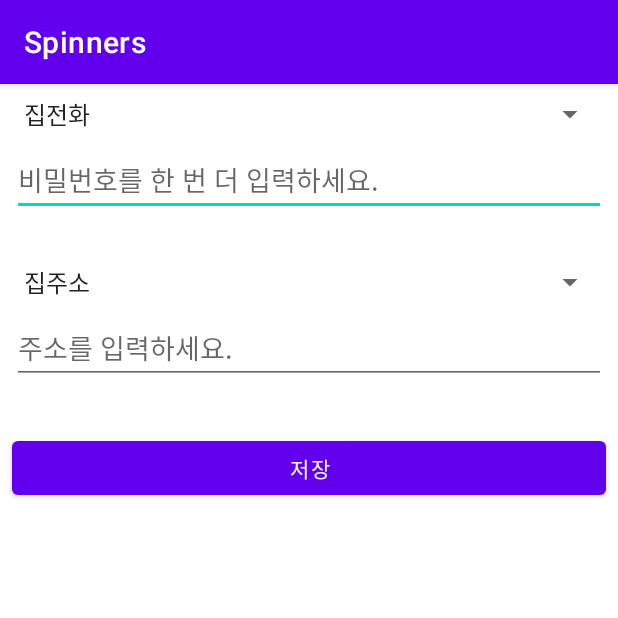
After one commit to ekdms3868/E02Views, an Android app: the SpinnersActivity screen opened directly, with no data from a screen before it, on a phone screen of 412 x 824 dp, the top half of it. The commit adds this screen. Run offline under Robolectric (Android 15) with nearby library versions, the phone set to English and light mode, and no system bars.

Commit message:
SpinnersActivity

```diff
--- a/app/src/main/AndroidManifest.xml
+++ b/app/src/main/AndroidManifest.xml
@@ -1,6 +1,7 @@
 <?xml version="1.0" encoding="utf-8"?>
 <manifest xmlns:android="http://schemas.android.com/apk/res/android"
     package="net.skhu">
+
     <application
         android:allowBackup="true"
         android:icon="@mipmap/ic_launcher"
@@ -8,6 +9,7 @@
         android:roundIcon="@mipmap/ic_launcher_round"
         android:supportsRtl="true"
         android:theme="@style/Theme.E02Views">
+        <activity android:name=".SpinnersActivity" android:label="@string/action_spinners"></activity>
         <activity
             android:name=".CheckboxesActivity"
             android:label="@string/action_checkboxes" />
@@ -23,8 +25,10 @@
         <activity android:name=".MainActivity">
             <intent-filter>
                 <action android:name="android.intent.action.MAIN" />
+
                 <category android:name="android.intent.category.LAUNCHER" />
             </intent-filter>
         </activity>
     </application>
+
 </manifest>
--- a/app/src/main/java/net/skhu/MainActivity.java
+++ b/app/src/main/java/net/skhu/MainActivity.java
@@ -34,6 +34,10 @@ public class MainActivity extends AppCompatActivity {
             Intent intent = new Intent(this, CheckboxesActivity.class);
             startActivity(intent);
             return true;
+        } else if (id == R.id.action_spinners) {
+            Intent intent = new Intent(this, SpinnersActivity.class);
+            startActivity(intent);
+            return true;
         }
         return super.onOptionsItemSelected(item);
     }
--- /dev/null
+++ b/app/src/main/java/net/skhu/SpinnersActivity.java
@@ -0,0 +1,44 @@
+package net.skhu;
+
+import androidx.appcompat.app.AppCompatActivity;
+import android.os.Bundle;
+import android.view.View;
+import android.widget.ArrayAdapter;
+import android.widget.Button;
+import android.widget.Spinner;
+import android.widget.Toast;
+
+public class SpinnersActivity extends AppCompatActivity {
+
+    @Override
+    protected void onCreate(Bundle savedInstanceState) {
+        super.onCreate(savedInstanceState);
+        setContentView(R.layout.activity_spinners);
+
+        String[] stringArray = { "집주소", "직장주소", "기타" };
+        ArrayAdapter<String> adapter =
+                new ArrayAdapter<String>(this, android.R.layout.simple_spinner_item, stringArray);
+        adapter.setDropDownViewResource(android.R.layout.simple_spinner_dropdown_item);
+        Spinner spinner = (Spinner) findViewById(R.id.spinner_addressType);
+        spinner.setAdapter(adapter);
+
+        View.OnClickListener listener1 = new View.OnClickListener() {
+            @Override
+            public void onClick(View view) {
+                Spinner spinner1 = (Spinner) findViewById(R.id.spinner_phoneType);
+                int index1 = spinner1.getSelectedItemPosition();
+                String text1 = spinner1.getSelectedItem().toString();
+
+                Spinner spinner2 = (Spinner) findViewById(R.id.spinner_addressType);
+                int index2 = spinner2.getSelectedItemPosition();
+                String text2 = spinner2.getSelectedItem().toString();
+
+                String s = String.format("전화:%s(%d)   주소:%s(%d)", text1, index1, text2, index2);
+                Toast.makeText(SpinnersActivity.this, s, Toast.LENGTH_SHORT).show();
+            }
+        };
+        Button button = (Button) findViewById(R.id.btnSave);
+        button.setOnClickListener(listener1);
+    }
+
+}
--- /dev/null
+++ b/app/src/main/res/layout/activity_spinners.xml
@@ -0,0 +1,81 @@
+<?xml version="1.0" encoding="utf-8"?>
+<androidx.constraintlayout.widget.ConstraintLayout xmlns:android="http://schemas.android.com/apk/res/android"
+    xmlns:app="http://schemas.android.com/apk/res-auto"
+    xmlns:tools="http://schemas.android.com/tools"
+    android:layout_width="match_parent"
+    android:layout_height="match_parent"
+    tools:context=".SpinnersActivity">
+
+    <Spinner
+        android:id="@+id/spinner_phoneType"
+        android:layout_width="0dp"
+        android:layout_height="wrap_content"
+        android:layout_marginStart="8dp"
+        android:layout_marginLeft="8dp"
+        android:layout_marginTop="8dp"
+        android:layout_marginEnd="8dp"
+        android:layout_marginRight="8dp"
+        android:entries="@array/phoneTypes"
+        app:layout_constraintEnd_toEndOf="parent"
+        app:layout_constraintStart_toStartOf="parent"
+        app:layout_constraintTop_toTopOf="parent" />
+
+    <EditText
+        android:id="@+id/editText_phone"
+        android:layout_width="0dp"
+        android:layout_height="wrap_content"
+        android:layout_marginStart="8dp"
+        android:layout_marginLeft="8dp"
+        android:layout_marginTop="8dp"
+        android:layout_marginEnd="8dp"
+        android:layout_marginRight="8dp"
+        android:ems="10"
+        android:hint="@string/input_password2"
+        android:inputType="phone"
+        app:layout_constraintEnd_toEndOf="parent"
+        app:layout_constraintStart_toStartOf="parent"
+        app:layout_constraintTop_toBottomOf="@+id/spinner_phoneType" />
+
+    <Spinner
+        android:id="@+id/spinner_addressType"
+        android:layout_width="0dp"
+        android:layout_height="wrap_content"
+        android:layout_marginStart="8dp"
+        android:layout_marginLeft="8dp"
+        android:layout_marginTop="32dp"
+        android:layout_marginEnd="8dp"
+        android:layout_marginRight="8dp"
+        app:layout_constraintEnd_toEndOf="parent"
+        app:layout_constraintStart_toStartOf="parent"
+        app:layout_constraintTop_toBottomOf="@+id/editText_phone" />
+
+    <EditText
+        android:id="@+id/editText_address"
+        android:layout_width="0dp"
+        android:layout_height="wrap_content"
+        android:layout_marginStart="8dp"
+        android:layout_marginLeft="8dp"
+        android:layout_marginTop="8dp"
+        android:layout_marginEnd="8dp"
+        android:layout_marginRight="8dp"
+        android:ems="10"
+        android:hint="@string/input_address"
+        android:inputType="text"
+        app:layout_constraintEnd_toEndOf="parent"
+        app:layout_constraintStart_toStartOf="parent"
+        app:layout_constraintTop_toBottomOf="@+id/spinner_addressType" />
+
+    <Button
+        android:id="@+id/btnSave"
+        android:layout_width="0dp"
+        android:layout_height="wrap_content"
+        android:layout_marginStart="8dp"
+        android:layout_marginLeft="8dp"
+        android:layout_marginTop="32dp"
+        android:layout_marginEnd="8dp"
+        android:layout_marginRight="8dp"
+        android:text="@string/save"
+        app:layout_constraintEnd_toEndOf="parent"
+        app:layout_constraintStart_toStartOf="parent"
+        app:layout_constraintTop_toBottomOf="@+id/editText_address" />
+</androidx.constraintlayout.widget.ConstraintLayout>
--- a/app/src/main/res/menu/menu_main.xml
+++ b/app/src/main/res/menu/menu_main.xml
@@ -16,5 +16,9 @@
         app:showAsAction="never" />
     <item
         android:id="@+id/action_checkboxes"
-        android:title="@string/cat" />
+        android:title="체크박스" />
+    <item android:id="@+id/action_spinners"
+        android:title="@string/action_spinners"
+        app:showAsAction="never" />
+
 </menu>
--- a/app/src/main/res/values/strings.xml
+++ b/app/src/main/res/values/strings.xml
@@ -23,5 +23,14 @@
     <string name="cat">고양이</string>>
     <string name="dog">강아지</string>>
     <string name="owl">부엉이</string>
-    <string name="action_checkboxes">체크박스</string>>
+    <string name="action_checkboxes">체크박스</string>
+    <string name="input_phone">전화번호를 입력하세요.</string>
+    <string name="input_address">주소를 입력하세요.</string>>
+    <string-array name="phoneTypes">
+        <item>집전화</item>
+        <item>사무실전화</item>
+        <item>휴대폰</item>
+        <item>기타</item>
+    </string-array>
+    <string name="action_spinners">Spinners</string>
 </resources>
```
